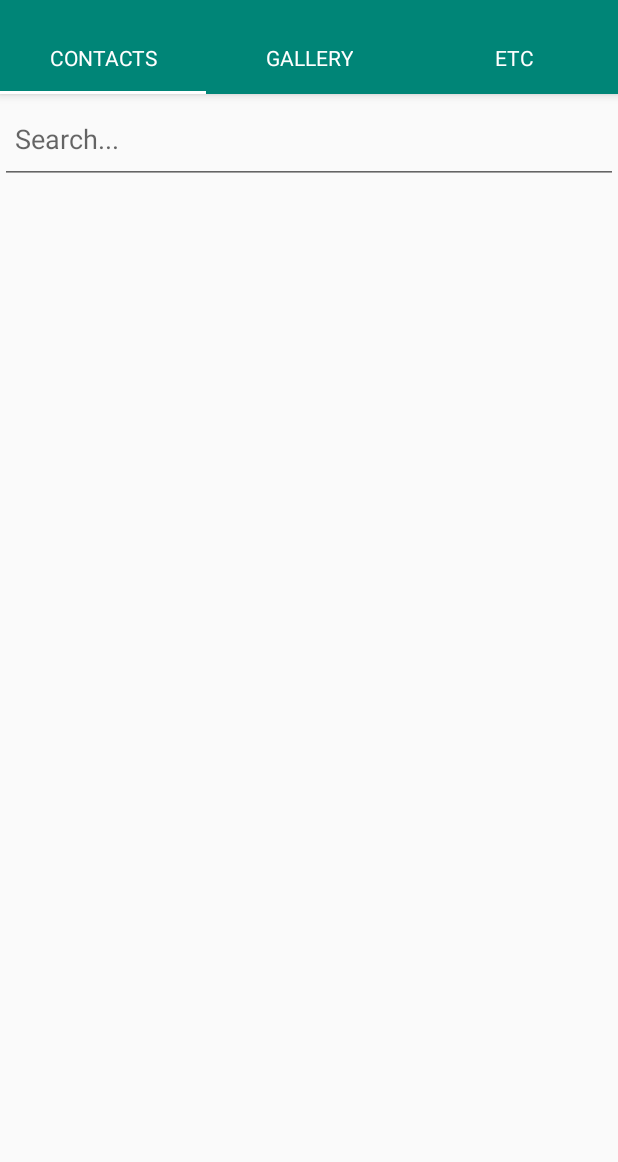
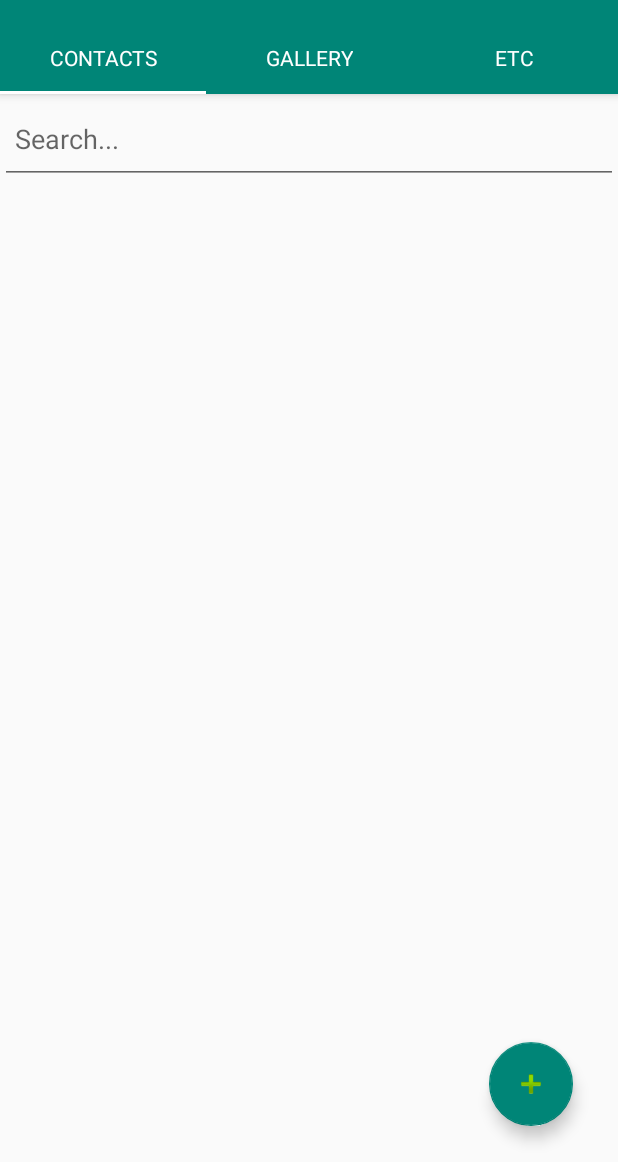
Before and after one commit to taeckyung/madcamp_week1, an Android app: the screen it shows after launch (MainActivity), on a phone screen of 412 x 824 dp, the part 74-1236 px from its top. Run offline under Robolectric (Android 15) with nearby library versions, the phone set to English and light mode, and no system bars; 2 statements that could not run were skipped.

Commit message:
contact ver.1

```diff
--- a/app/src/main/java/com/example/q/myapplication/MainActivity.java
+++ b/app/src/main/java/com/example/q/myapplication/MainActivity.java
@@ -49,11 +49,11 @@ public class MainActivity extends AppCompatActivity {
         setContentView(R.layout.activity_main);
         // Permission request
         if (ContextCompat.checkSelfPermission(this, Manifest.permission.READ_EXTERNAL_STORAGE) != PackageManager.PERMISSION_GRANTED
-                || ContextCompat.checkSelfPermission(this, Manifest.permission.READ_CONTACTS) != PackageManager.PERMISSION_GRANTED
+                || ContextCompat.checkSelfPermission(this, Manifest.permission.WRITE_CONTACTS) != PackageManager.PERMISSION_GRANTED
                 || ContextCompat.checkSelfPermission(this, Manifest.permission.CALL_PHONE) != PackageManager.PERMISSION_GRANTED) {
                 ActivityCompat.requestPermissions(this,
                                                     new String[]{Manifest.permission.READ_EXTERNAL_STORAGE,
-                                                                    Manifest.permission.READ_CONTACTS,
+                                                                    Manifest.permission.WRITE_CONTACTS,
                                                                     Manifest.permission.CALL_PHONE},
                                                     MY_PERMISSIONS_REQUEST);
         }
@@ -101,7 +101,7 @@ public class MainActivity extends AppCompatActivity {
                 else {
                     ActivityCompat.requestPermissions(this,
                             new String[]{Manifest.permission.READ_EXTERNAL_STORAGE,
-                                    Manifest.permission.READ_CONTACTS,
+                                    Manifest.permission.WRITE_CONTACTS,
                                     Manifest.permission.CALL_PHONE},
                             MY_PERMISSIONS_REQUEST);
                 }
--- a/app/src/main/java/com/example/q/myapplication/Tab1Contacts.java
+++ b/app/src/main/java/com/example/q/myapplication/Tab1Contacts.java
@@ -2,17 +2,20 @@ package com.example.q.myapplication;
 
 import android.Manifest;
 import android.content.ContentResolver;
+import android.content.Intent;
 import android.content.pm.PackageManager;
 import android.database.Cursor;
 import android.net.Uri;
 import android.os.Bundle;
 import android.provider.ContactsContract;
+import android.support.design.widget.FloatingActionButton;
 import android.support.v4.app.ActivityCompat;
 import android.support.v4.app.Fragment;
 import android.support.v4.content.ContextCompat;
 import android.text.Editable;
 import android.text.TextWatcher;
 import android.view.LayoutInflater;
+import android.view.MotionEvent;
 import android.view.View;
 import android.view.ViewGroup;
 import android.widget.EditText;
@@ -21,7 +24,7 @@ import android.widget.ListView;
 import java.util.ArrayList;
 import java.util.Collections;
 
-public class Tab1Contacts extends Fragment {
+public class Tab1Contacts extends Fragment implements ProfileListAdapter.EventListener {
     public ArrayList<Profile> _profiles_data;
     public ArrayList<Profile> _profiles_show;
     private ProfileListAdapter adapter;
@@ -39,7 +42,7 @@ public class Tab1Contacts extends Fragment {
         _profiles_data = new ArrayList();
         _profiles_show = new ArrayList();
 
-        adapter = new ProfileListAdapter(getActivity(), R.layout.profileview, _profiles_show);
+        adapter = new ProfileListAdapter(getActivity(), this, R.layout.profileview, _profiles_show);
 
         ListView listView =  view.findViewById(R.id.listview1);
         listView.setAdapter(adapter);
@@ -63,16 +66,31 @@ public class Tab1Contacts extends Fragment {
             }
         });
 
+        final android.support.design.widget.FloatingActionButton fab = view.findViewById(R.id.fab);
+        fab.setOnTouchListener(new View.OnTouchListener() {
+            @Override
+            public boolean onTouch(View v, MotionEvent event) {
+                    Intent contactIntent = new Intent(Intent.ACTION_INSERT);
+                    contactIntent.setType(ContactsContract.Contacts.CONTENT_TYPE);
+                    startActivity(contactIntent);
+                    return false;
+            }
+        });
+
         return view;
+    }
+
+    public void reloadContacts() {
+        _profiles_data.clear();
+        _profiles_show.clear();
+        fetchContacts();
+        adapter.notifyDataSetChanged();
     }
 
     @Override
     public void onResume() {
         super.onResume();
-        _profiles_data.clear();
-        _profiles_show.clear();
-        fetchContacts();
-        adapter.notifyDataSetChanged();
+        reloadContacts();
     }
 
     public void fetchContacts() {
@@ -166,4 +184,6 @@ public class Tab1Contacts extends Fragment {
         adapter.notifyDataSetChanged();
     }
 
+    private class FloatingActionButton {
+    }
 }
--- a/app/src/main/res/layout/tab1contacts.xml
+++ b/app/src/main/res/layout/tab1contacts.xml
@@ -8,13 +8,16 @@
 
     <FrameLayout
         android:layout_width="match_parent"
-        android:layout_height="match_parent">
+        android:layout_height="match_parent"
+        android:layout_alignParentStart="true"
+        android:layout_alignParentTop="true">
+
         <LinearLayout
             android:layout_width="match_parent"
             android:layout_height="match_parent"
-        android:orientation="vertical"
             android:descendantFocusability="beforeDescendants"
-        android:focusableInTouchMode="true">
+            android:focusableInTouchMode="true"
+            android:orientation="vertical">
 
             <EditText
                 android:id="@+id/listSearch"
@@ -36,13 +39,18 @@
 
         </LinearLayout>
 
-<!--        <android.support.design.widget.FloatingActionButton
+    </FrameLayout>
+
+    <android.support.design.widget.FloatingActionButton
         android:id="@+id/fab"
-            android:layout_width="54dp"
+        android:layout_width="wrap_content"
         android:layout_height="wrap_content"
-            android:layout_gravity="bottom|right"
-            android:layout_margin="30dp"
-            android:backgroundTint="#9500ff"
-            android:src="@android:drawable/ic_menu_add" /> -->
-    </FrameLayout>
+        android:layout_alignParentEnd="true"
+        android:layout_alignParentRight="true"
+        android:layout_alignParentBottom="true"
+        android:layout_gravity="bottom|end"
+        android:layout_marginRight="30dp"
+        android:layout_marginBottom="80dp"
+        android:src="@android:drawable/ic_input_add"
+        app:backgroundTint="@color/colorPrimary" />
 </RelativeLayout>
--- a/app/src/main/res/values/strings.xml
+++ b/app/src/main/res/values/strings.xml
@@ -8,4 +8,5 @@
     <string name="phone_text">Phone:</string>
     <string name="email_text">E-mail:</string>
     <string name="search_hint">Search...</string>
+    <string name="delete">×</string>
 </resources>
```
Also changed, not shown: app/src/main/java/com/example/q/myapplication/ProfileListAdapter.java (+44 -2 lines), app/src/main/res/layout/profileview.xml (+17 -0 lines). Lines whose indentation alone changed are shown as unchanged.
